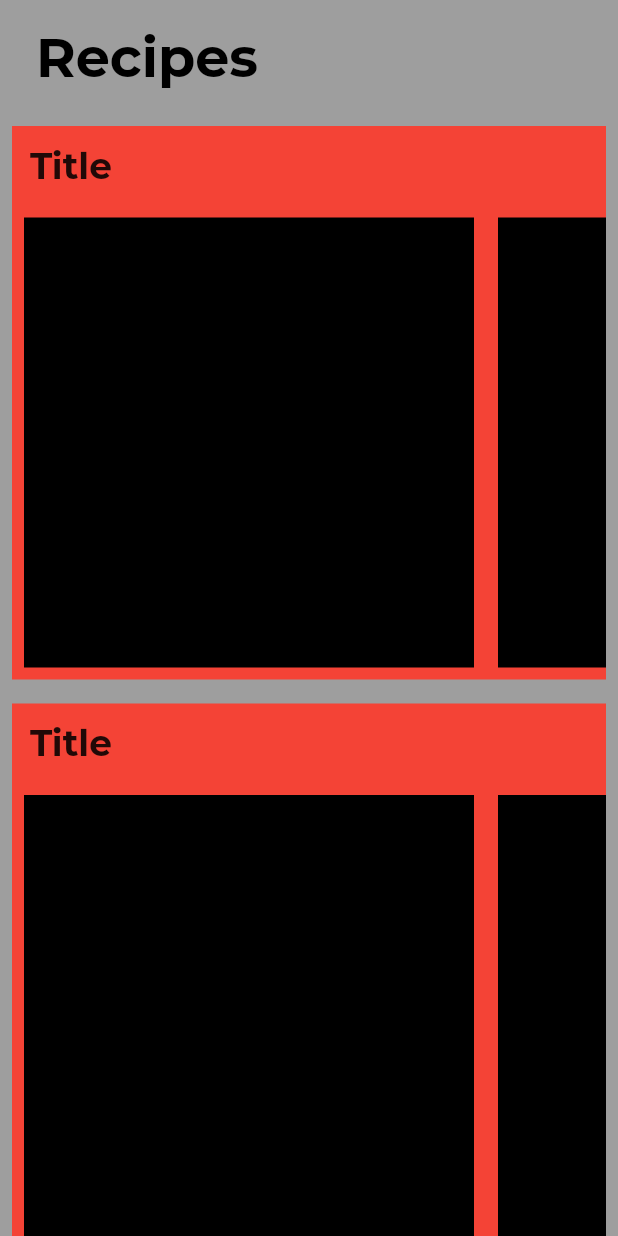
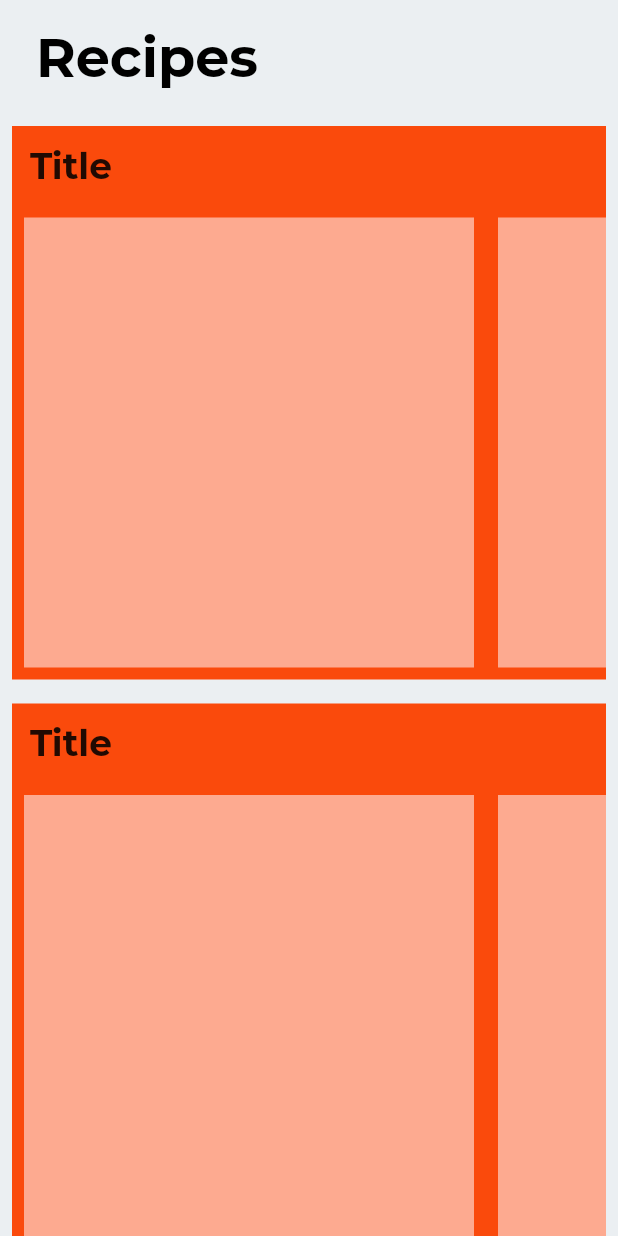
Before and after one commit to lorenzo-roma/dsc-event, a Flutter app: the screen it shows after launch, on a phone screen of 412 x 824 dp. Run offline on Flutter 3.47's test engine with Material 2 defaults, Android fonts, the phone set to English and light mode, and no system bars; project files that could hold a hidden picture were left out.

Commit message:
Refactored and fixed colors to use theme ones

```diff
--- a/home_colorata/lib/main.dart
+++ b/home_colorata/lib/main.dart
@@ -1,6 +1,6 @@
 import 'package:flutter/material.dart';
-
-import 'meals_app_theme.dart';
+import 'package:home_colorata/screens/home_screen.dart';
+import 'package:home_colorata/theme/meals_app_theme.dart';
 
 void main() => runApp(MealsApp());
 
@@ -13,105 +13,3 @@ class MealsApp extends StatelessWidget {
     );
   }
 }
-
-class HomeScreen extends StatelessWidget {
-  @override
-  Widget build(BuildContext context) {
-    return Container(
-      color: Colors.grey,
-      child: SafeArea(
-        child: SingleChildScrollView(
-          child: Column(
-            crossAxisAlignment: CrossAxisAlignment.start,
-            children: [
-              Padding(
-                padding: const EdgeInsets.symmetric(
-                  horizontal: 24.0,
-                  vertical: 16,
-                ),
-                child: Text('Recipes',
-                    style: Theme.of(context).textTheme.headline4),
-              ),
-              StreamList(),
-            ],
-          ),
-        ),
-      ),
-    );
-  }
-}
-
-class StreamList extends StatelessWidget {
-  const StreamList({
-    Key key,
-  }) : super(key: key);
-
-  @override
-  Widget build(BuildContext context) {
-    return Column(children: [
-      StreamContainer(),
-      StreamContainer(),
-      StreamContainer(),
-      StreamContainer(),
-      StreamContainer(),
-    ]);
-  }
-}
-
-class StreamContainer extends StatelessWidget {
-  const StreamContainer({
-    Key key,
-  }) : super(key: key);
-
-  @override
-  Widget build(BuildContext context) {
-    return Padding(
-      padding: const EdgeInsets.all(8.0),
-      child: Container(
-        color: Colors.red,
-        child: Column(
-          crossAxisAlignment: CrossAxisAlignment.start,
-          children: [
-            Padding(
-              padding: const EdgeInsets.all(12.0),
-              child: Text(
-                'Title',
-                style: Theme.of(context).textTheme.headline5,
-              ),
-            ),
-            SingleChildScrollView(
-              scrollDirection: Axis.horizontal,
-              child: Row(
-                children: [
-                  MealTile(),
-                  MealTile(),
-                  MealTile(),
-                  MealTile(),
-                  MealTile(),
-                ],
-              ),
-            ),
-          ],
-        ),
-      ),
-    );
-  }
-}
-
-class MealTile extends StatelessWidget {
-  const MealTile({
-    Key key,
-  }) : super(key: key);
-
-  @override
-  Widget build(BuildContext context) {
-    return Padding(
-      padding: const EdgeInsets.all(8.0),
-      child: Container(
-        color: Colors.black,
-        width: 300,
-        height: 300,
-      ),
-    );
-  }
-}
--- /dev/null
+++ b/home_colorata/lib/screens/home_screen.dart
@@ -0,0 +1,23 @@
+import 'package:flutter/material.dart';
+import 'package:home_colorata/widgets/home_title.dart';
+import 'package:home_colorata/widgets/stream_list.dart';
+
+class HomeScreen extends StatelessWidget {
+  @override
+  Widget build(BuildContext context) {
+    return Container(
+      color: Theme.of(context).colorScheme.background,
+      child: SafeArea(
+        child: SingleChildScrollView(
+          child: Column(
+            crossAxisAlignment: CrossAxisAlignment.start,
+            children: [
+              HomeTitle(),
+              StreamList(),
+            ],
+          ),
+        ),
+      ),
+    );
+  }
+}
--- a/home_colorata/lib/meals_app_theme.dart
+++ b/home_colorata/lib/theme/meals_app_theme.dart
@@ -2,20 +2,20 @@ import 'package:flutter/material.dart';
 
 class MealsAppTheme {
   static const Color textMain = Color(0xff000000);
-  static const Color textSecondary = Color(0xffD4D4D4);
-  static const Color backgroundMain = Color(0xffEBEFF2);
-  static const Color backgroundSecondary = Color(0xffF5F7FA);
-  static const Color error = Color(0xffFA0C0C);
-  static const Color active = Color(0xffFA4A0C);
-  static const Color activeDisabled = Color(0xffFDAA90);
-  static const Color activeSecondary = Color(0xff7F8A8E);
-  static const Color activeSecondaryDisabled = Color(0xffB5C3C8);
+  static const Color textSecondary = Color(0xffd4d4d4);
+  static const Color backgroundMain = Color(0xffebeff2);
+  static const Color backgroundSecondary = Color(0xfff5f7fA);
+  static const Color error = Color(0xfffa0c0c);
+  static const Color active = Color(0xfffa4a0c);
+  static const Color activeDisabled = Color(0xfffdaa90);
+  static const Color activeSecondary = Color(0xff7f8a8e);
+  static const Color activeSecondaryDisabled = Color(0xffb5c3c8);
 
   static ThemeData getTheme() => ThemeData(
       fontFamily: 'Montserrat',
       colorScheme: ColorScheme(
-        primary: Colors.black,
-        primaryVariant: Colors.black,
+        primary: active,
+        primaryVariant: activeDisabled,
         secondary: Colors.black,
         secondaryVariant: Colors.black,
         onError: Colors.black,
@@ -29,7 +29,7 @@ class MealsAppTheme {
         background: backgroundMain,
       ),
       textTheme: TextTheme(
-        bodyText1: TextStyle(fontSize: 18),
+        bodyText1: TextStyle(fontSize: 18, color: textMain),
         headline4: TextStyle(
             fontSize: 36, color: Colors.black, fontWeight: FontWeight.w700),
         headline5: TextStyle(fontSize: 24, fontWeight: FontWeight.w600),
--- /dev/null
+++ b/home_colorata/lib/widgets/home_title.dart
@@ -0,0 +1,18 @@
+import 'package:flutter/material.dart';
+
+class HomeTitle extends StatelessWidget {
+  const HomeTitle({
+    Key key,
+  }) : super(key: key);
+
+  @override
+  Widget build(BuildContext context) {
+    return Padding(
+      padding: const EdgeInsets.symmetric(
+        horizontal: 24.0,
+        vertical: 16,
+      ),
+      child: Text('Recipes', style: Theme.of(context).textTheme.headline4),
+    );
+  }
+}
--- /dev/null
+++ b/home_colorata/lib/widgets/meal_tile.dart
@@ -0,0 +1,19 @@
+import 'package:flutter/material.dart';
+
+class MealTile extends StatelessWidget {
+  const MealTile({
+    Key key,
+  }) : super(key: key);
+
+  @override
+  Widget build(BuildContext context) {
+    return Padding(
+      padding: const EdgeInsets.all(8.0),
+      child: Container(
+        color: Theme.of(context).colorScheme.primaryVariant,
+        width: 300,
+        height: 300,
+      ),
+    );
+  }
+}
--- /dev/null
+++ b/home_colorata/lib/widgets/meals_list.dart
@@ -0,0 +1,24 @@
+import 'package:flutter/material.dart';
+import 'package:home_colorata/widgets/meal_tile.dart';
+
+class MealsList extends StatelessWidget {
+  const MealsList({
+    Key key,
+  }) : super(key: key);
+
+  @override
+  Widget build(BuildContext context) {
+    return SingleChildScrollView(
+      scrollDirection: Axis.horizontal,
+      child: Row(
+        children: [
+          MealTile(),
+          MealTile(),
+          MealTile(),
+          MealTile(),
+          MealTile(),
+        ],
+      ),
+    );
+  }
+}
--- /dev/null
+++ b/home_colorata/lib/widgets/stream_container.dart
@@ -0,0 +1,26 @@
+import 'package:flutter/material.dart';
+import 'package:home_colorata/widgets/meals_list.dart';
+import 'package:home_colorata/widgets/stream_title.dart';
+
+class StreamContainer extends StatelessWidget {
+  const StreamContainer({
+    Key key,
+  }) : super(key: key);
+
+  @override
+  Widget build(BuildContext context) {
+    return Padding(
+      padding: const EdgeInsets.all(8.0),
+      child: Container(
+        color: Theme.of(context).colorScheme.primary,
+        child: Column(
+          crossAxisAlignment: CrossAxisAlignment.start,
+          children: [
+            StreamTitle(),
+            MealsList(),
+          ],
+        ),
+      ),
+    );
+  }
+}
--- /dev/null
+++ b/home_colorata/lib/widgets/stream_list.dart
@@ -0,0 +1,19 @@
+import 'package:flutter/material.dart';
+import 'package:home_colorata/widgets/stream_container.dart';
+
+class StreamList extends StatelessWidget {
+  const StreamList({
+    Key key,
+  }) : super(key: key);
+
+  @override
+  Widget build(BuildContext context) {
+    return Column(children: [
+      StreamContainer(),
+      StreamContainer(),
+      StreamContainer(),
+      StreamContainer(),
+      StreamContainer(),
+    ]);
+  }
+}
--- /dev/null
+++ b/home_colorata/lib/widgets/stream_title.dart
@@ -0,0 +1,18 @@
+import 'package:flutter/material.dart';
+
+class StreamTitle extends StatelessWidget {
+  const StreamTitle({
+    Key key,
+  }) : super(key: key);
+
+  @override
+  Widget build(BuildContext context) {
+    return Padding(
+      padding: const EdgeInsets.all(12.0),
+      child: Text(
+        'Title',
+        style: Theme.of(context).textTheme.headline5,
+      ),
+    );
+  }
+}
```
